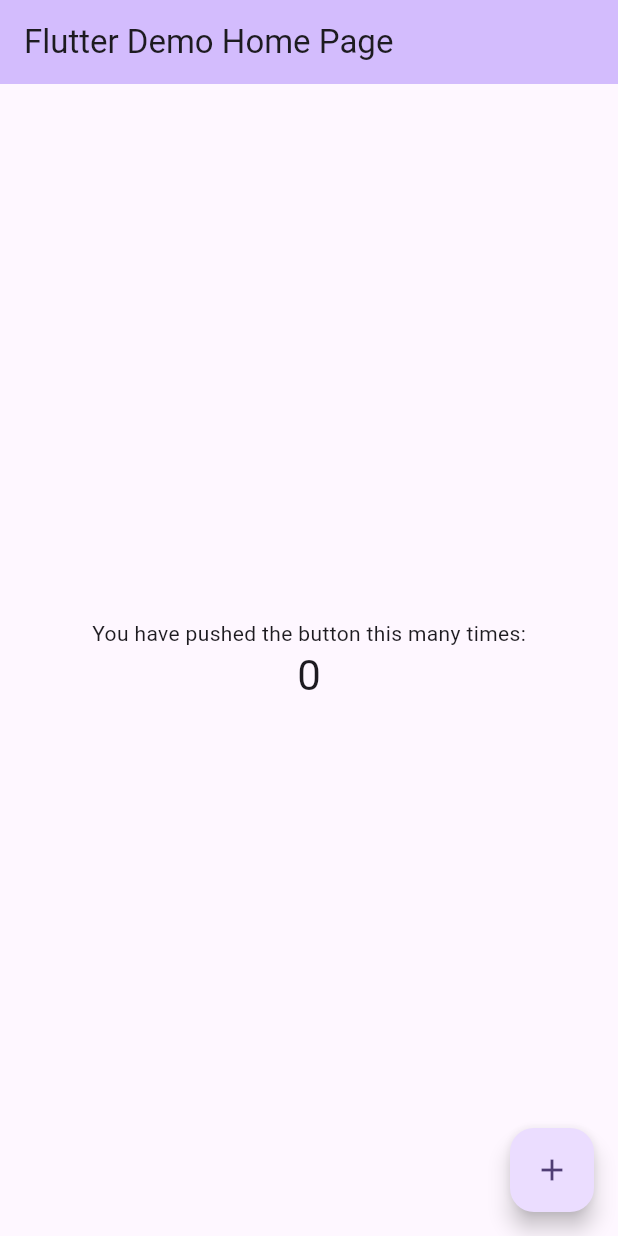
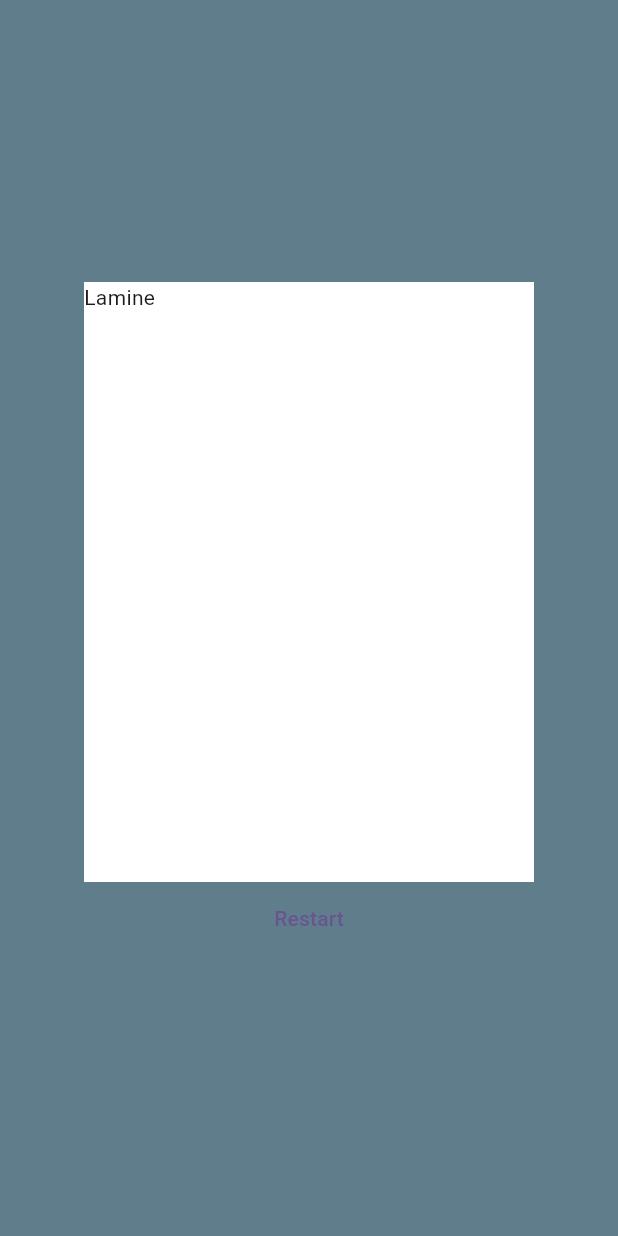
Before and after one commit to minato223/career_guide, a Flutter app: the screen it shows after launch, on a phone screen of 412 x 824 dp. Run offline on Flutter 3.47's test engine with Material 2 defaults, Android fonts, the phone set to English and light mode, and no system bars; project files that could hold a hidden picture were left out.

Commit message:
Creation de l'animation d'affichage des Card de la homePage

```diff
--- /dev/null
+++ b/lib/constants/app_colors.dart
@@ -0,0 +1,6 @@
+import 'package:flutter/material.dart';
+
+class AppColors {
+  static const Color primary = Color(0xff161b3b);
+  static const Color secondary = Color(0xffec4a55);
+}
--- a/lib/main.dart
+++ b/lib/main.dart
@@ -1,3 +1,4 @@
+import 'package:career_guide/views/home/home.dart';
 import 'package:flutter/material.dart';
 
 void main() {
@@ -17,55 +18,7 @@ class MyApp extends StatelessWidget {
         useMaterial3: true,
         // fontFamily: "Montserrat"
       ),
-      home: const MyHomePage(title: 'Flutter Demo Home Page'),
+      home: const Home(),
     );
   }
 }
-
-class MyHomePage extends StatefulWidget {
-  const MyHomePage({super.key, required this.title});
-
-  final String title;
-
-  @override
-  State<MyHomePage> createState() => _MyHomePageState();
-}
-
-class _MyHomePageState extends State<MyHomePage> {
-  int _counter = 0;
-
-  void _incrementCounter() {
-    setState(() {
-      _counter++;
-    });
-  }
-
-  @override
-  Widget build(BuildContext context) {
-    return Scaffold(
-      appBar: AppBar(
-        backgroundColor: Theme.of(context).colorScheme.inversePrimary,
-        title: Text(widget.title),
-      ),
-      body: Center(
-        child: Column(
-          mainAxisAlignment: MainAxisAlignment.center,
-          children: <Widget>[
-            const Text(
-              'You have pushed the button this many times:',
-            ),
-            Text(
-              '$_counter',
-              style: Theme.of(context).textTheme.headlineMedium,
-            ),
-          ],
-        ),
-      ),
-      floatingActionButton: FloatingActionButton(
-        onPressed: _incrementCounter,
-        tooltip: 'Increment',
-        child: const Icon(Icons.add),
-      ),
-    );
-  }
-}
--- /dev/null
+++ b/lib/views/home/home.dart
@@ -0,0 +1,307 @@
+// ignore_for_file: must_be_immutable
+import 'dart:math';
+import 'dart:ui';
+
+import 'package:flutter/material.dart';
+
+List<Color> appColors = [
+  Colors.red,
+  Colors.purple,
+  Colors.green,
+  Colors.blue,
+  Colors.amber,
+  Colors.pink,
+];
+
+class Home extends StatefulWidget {
+  const Home({super.key});
+
+  @override
+  State<Home> createState() => _HomeState();
+}
+
+class _HomeState extends State<Home> with SingleTickerProviderStateMixin {
+  late AnimationController animationController;
+  List<Animation<Offset>> offsetAnimations = [];
+  List<Animation<double>> opacityAnimations = [];
+  List<Animation<double>> scaleAnimations = [];
+  List<Color> colors = [];
+  List<Color> displayed = [];
+  bool animationCompleted = false;
+
+  @override
+  void initState() {
+    super.initState();
+    colors = [...appColors];
+    displayed = [appColors[0]];
+    animationController = AnimationController(
+      vsync: this,
+      duration: const Duration(seconds: 2),
+    );
+    _setupAnimations();
+    _startAnimations();
+    animationController.addListener(() {
+      if (animationController.status == AnimationStatus.completed) {
+        setState(() {
+          animationCompleted = true;
+        });
+      }
+    });
+  }
+
+  void _setupAnimations() {
+    for (int i = 0; i < colors.length; i++) {
+      double ratio = 1 / colors.length;
+      double delayStart = (i.toDouble() * (ratio / 2));
+      double delayEnd = .5 + (i * (.5 / colors.length));
+      var curve = CurvedAnimation(
+        parent: animationController,
+        curve: Interval(delayStart, delayEnd, curve: Curves.easeOut),
+      );
+      final animation = Tween<Offset>(
+        begin: const Offset(.8, 0.0),
+        end: Offset.zero,
+      ).animate(curve);
+      final animation2 = Tween<double>(
+        begin: 0,
+        end: 1,
+      ).animate(curve);
+      final animation3 = Tween<double>(
+        begin: .4,
+        end: 1,
+      ).animate(curve);
+      offsetAnimations.add(animation);
+      opacityAnimations.add(animation2);
+      scaleAnimations.add(animation3);
+    }
+  }
+
+  void _startAnimations() {
+    animationController.forward();
+  }
+
+  _changeCurrentColor(Color color) {
+    setState(() {
+      colors.remove(color);
+    });
+  }
+
+  _scaleNext(Color color) {
+    int index = colors.indexOf(color);
+    if (colors.elementAtOrNull(index + 1) != null) {
+      setState(() {
+        displayed.add(colors[index + 1]);
+      });
+    }
+  }
+
+  _restartAnimation() {
+    setState(() {
+      colors = [...appColors];
+      displayed = [colors[0]];
+      animationCompleted = false;
+    });
+    animationController.reset();
+    animationController.forward();
+  }
+
+  @override
+  Widget build(BuildContext context) {
+    return Scaffold(
+        backgroundColor: Colors.blueGrey,
+        body: Align(
+          alignment: Alignment.center,
+          child: SizedBox(
+            child: Column(
+              mainAxisSize: MainAxisSize.min,
+              children: [
+                Stack(
+                  alignment: Alignment.center,
+                  children: colors.reversed.toList().asMap().entries.map((e) {
+                    int index = colors.length - e.key - 1;
+                    return AnimatedBuilder(
+                        animation: animationController,
+                        builder: (context, child) {
+                          return FractionalTranslation(
+                            translation: offsetAnimations[index].value,
+                            child: Transform.scale(
+                              scale: scaleAnimations[index].value,
+                              child: Opacity(
+                                  opacity: opacityAnimations[index].value,
+                                  child: child),
+                            ),
+                          );
+                        },
+                        child: CardItem(
+                          color: colors[index],
+                          animationCompleted: animationCompleted,
+                          isDisplayed: displayed.contains(colors[index]),
+                          onCardSwipped: _scaleNext,
+                          onCardSwipAnimationComplete: _changeCurrentColor,
+                        ));
+                  }).toList(),
+                ),
+                TextButton(
+                    onPressed: () {
+                      _restartAnimation();
+                    },
+                    child: Text("Restart"))
+              ],
+            ),
+          ),
+        ));
+  }
+}
+
+class CardItemAnimation {
+  late AnimationController controller;
+  Animation<double> rotateXAnimation;
+  Animation<double> rotateYAnimation;
+  Animation<double> rotateZAnimation;
+  Animation<double> translateXAnimation;
+  Animation<double> opacityAnimation;
+  CardItemAnimation(this.controller)
+      : rotateXAnimation = Tween<double>(begin: 0.0, end: .3)
+            .animate(CurvedAnimation(parent: controller, curve: Curves.easeIn)),
+        rotateYAnimation = Tween<double>(begin: 0.0, end: .1)
+            .animate(CurvedAnimation(parent: controller, curve: Curves.easeIn)),
+        rotateZAnimation = Tween<double>(begin: 0.0, end: .1)
+            .animate(CurvedAnimation(parent: controller, curve: Curves.easeIn)),
+        translateXAnimation = Tween<double>(begin: 0.0, end: 500.0)
+            .animate(CurvedAnimation(parent: controller, curve: Curves.easeIn)),
+        opacityAnimation = Tween<double>(begin: 1, end: .4)
+            .animate(CurvedAnimation(parent: controller, curve: Curves.easeIn));
+}
+
+class CardItem extends StatefulWidget {
+  Color color;
+  void Function(Color)? onCardSwipped;
+  void Function(Color)? onCardSwipAnimationComplete;
+  bool isDisplayed;
+  bool animationCompleted;
+  CardItem(
+      {required this.color,
+      required this.isDisplayed,
+      required this.animationCompleted,
+      this.onCardSwipped,
+      this.onCardSwipAnimationComplete,
+      super.key});
+
+  @override
+  State<CardItem> createState() => _CardItemState();
+}
+
+class _CardItemState extends State<CardItem>
+    with SingleTickerProviderStateMixin {
+  late AnimationController animationController;
+  late CardItemAnimation cardItemAnimation;
+  final Duration duration = const Duration(milliseconds: 1000);
+  final double beginScale = .2;
+  final double sigma = 5.0;
+  @override
+  void initState() {
+    super.initState();
+    animationController = AnimationController(vsync: this, duration: duration);
+    cardItemAnimation = CardItemAnimation(animationController);
+    _listenAnimation();
+  }
+
+  @override
+  void dispose() {
+    animationController.dispose();
+    super.dispose();
+  }
+
+  _listenAnimation() {
+    animationController.addListener(() {
+      if (animationController.status == AnimationStatus.completed) {
+        widget.onCardSwipAnimationComplete?.call(widget.color);
+      }
+    });
+  }
+
+  _removeCard() {
+    animationController.forward();
+    widget.onCardSwipped?.call(widget.color);
+  }
+
+  @override
+  Widget build(BuildContext context) {
+    double transformTweenValue =
+        widget.animationCompleted ? (widget.isDisplayed ? 0 : .1) : 0;
+    double scale =
+        widget.animationCompleted ? (widget.isDisplayed ? 1 : beginScale) : 1;
+    double blur =
+        widget.animationCompleted ? (widget.isDisplayed ? 0 : sigma) : 0;
+    return GestureDetector(
+      onTap: () {
+        _removeCard();
+      },
+      child: SizedBox(
+        child: Stack(
+          children: [
+            TweenAnimationBuilder(
+              tween: Tween<double>(begin: .1, end: transformTweenValue),
+              duration: duration,
+              builder: (context, value, child) {
+                return Transform(
+                    transform: Matrix4.identity()
+                      ..setEntry(3, 2, .001)
+                      ..rotateX(pi * (-1) * value)
+                      ..rotateY(pi * value)
+                      ..rotateZ(pi * value),
+                    child: AnimatedScale(
+                      curve: Curves.ease,
+                      scale: scale,
+                      duration: duration,
+                      child: AnimatedBuilder(
+                        animation: animationController,
+                        builder: (context, child) {
+                          return Transform(
+                            alignment: Alignment.center,
+                            transform: Matrix4.identity()
+                              ..setEntry(3, 2, .001)
+                              ..translate(
+                                  cardItemAnimation.translateXAnimation.value *
+                                      (-1))
+                              ..rotateX(pi *
+                                  (cardItemAnimation.rotateXAnimation.value) *
+                                  (-1))
+                              ..rotateY(pi *
+                                  (cardItemAnimation.rotateYAnimation.value) *
+                                  (-1))
+                              ..rotateZ(pi *
+                                  (cardItemAnimation.rotateZAnimation.value) *
+                                  (-1)),
+                            child: Opacity(
+                              opacity: cardItemAnimation.opacityAnimation.value,
+                              child: Container(
+                                width: 300,
+                                height: 400,
+                                color: Colors.white,
+                                child: const Text("Lamine"),
+                              ),
+                            ),
+                          );
+                        },
+                      ),
+                    ));
+              },
+            ),
+            Positioned.fill(
+                child: TweenAnimationBuilder(
+              tween: Tween<double>(begin: sigma, end: blur),
+              duration: duration,
+              builder: (context, value, child) {
+                return BackdropFilter(
+                  filter: ImageFilter.blur(sigmaX: value, sigmaY: value),
+                  child: const SizedBox(),
+                );
+              },
+            ))
+          ],
+        ),
+      ),
+    );
+  }
+}
```
Also changed, not shown: lib/constants/app_icons.dart (added, +12 -0 lines), lib/constants/app_images.dart (added, +12 -0 lines), lib/constants/app_sizes.dart (added, +19 -0 lines).
